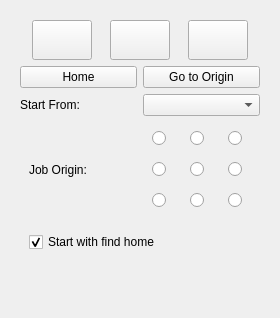
Old version of the form src/widgets/panels/laser-panel.ui in the repository flux3dp/swiftray.
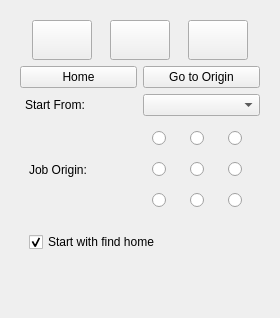
New version of the form. Icons and pictures are not drawn.

```diff
--- a/src/widgets/panels/laser-panel.ui
+++ b/src/widgets/panels/laser-panel.ui
@@ -38,9 +38,9 @@
       <property name="geometry">
        <rect>
         <x>0</x>
-        <y>-20</y>
+        <y>0</y>
         <width>241</width>
-        <height>341</height>
+        <height>315</height>
        </rect>
       </property>
       <layout class="QVBoxLayout" name="verticalLayout_2">
@@ -130,25 +130,39 @@
         </layout>
        </item>
        <item>
-        <layout class="QHBoxLayout" name="horizontalLayout_2">
-         <item>
-          <widget class="QPushButton" name="homeBtn">
-           <property name="text">
-            <string>Home</string>
-           </property>
-          </widget>
-         </item>
-         <item>
+        <layout class="QGridLayout" name="gridLayout_2">
+         <item row="0" column="1">
           <widget class="QPushButton" name="moveToOriginBtn">
            <property name="text">
             <string>Go to Origin</string>
            </property>
           </widget>
          </item>
-        </layout>
-       </item>
+         <item row="0" column="0">
+          <widget class="QPushButton" name="homeBtn">
+           <property name="text">
+            <string>Home</string>
+           </property>
+          </widget>
+         </item>
+         <item row="1" column="0">
+          <layout class="QHBoxLayout" name="horizontalLayout_2">
        <item>
-        <layout class="QHBoxLayout" name="horizontalLayout_3">
+            <spacer name="horizontalSpacer">
+             <property name="orientation">
+              <enum>Qt::Horizontal</enum>
+             </property>
+             <property name="sizeType">
+              <enum>QSizePolicy::Fixed</enum>
+             </property>
+             <property name="sizeHint" stdset="0">
+              <size>
+               <width>5</width>
+               <height>20</height>
+              </size>
+             </property>
+            </spacer>
+           </item>
          <item>
           <widget class="QLabel" name="label">
            <property name="text">
@@ -156,7 +170,9 @@
            </property>
           </widget>
          </item>
-         <item>
+          </layout>
+         </item>
+         <item row="1" column="1">
           <widget class="QComboBox" name="startFromComboBox"/>
          </item>
         </layout>
```
Left out of the diff: 22 changed lines with no effect on the pictures. Lines whose indentation alone changed are shown as unchanged.
